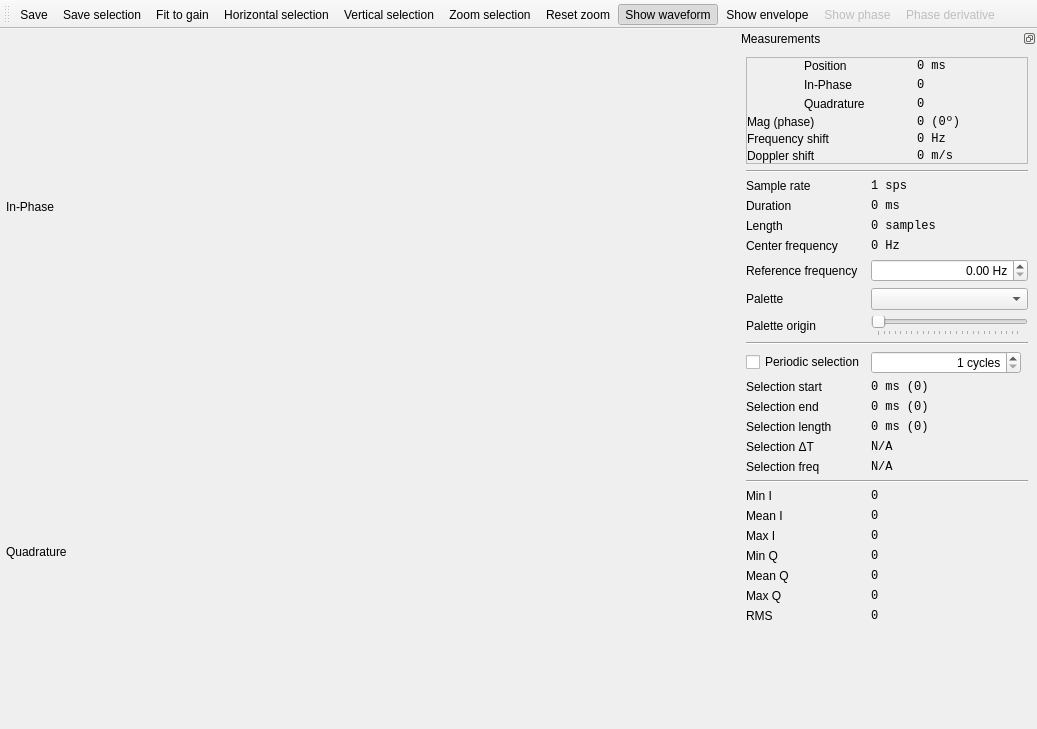
This is ui/TimeWindow.ui in BatchDrake/SigDigger as Qt 5 draws it before an edit. The edited form follows.
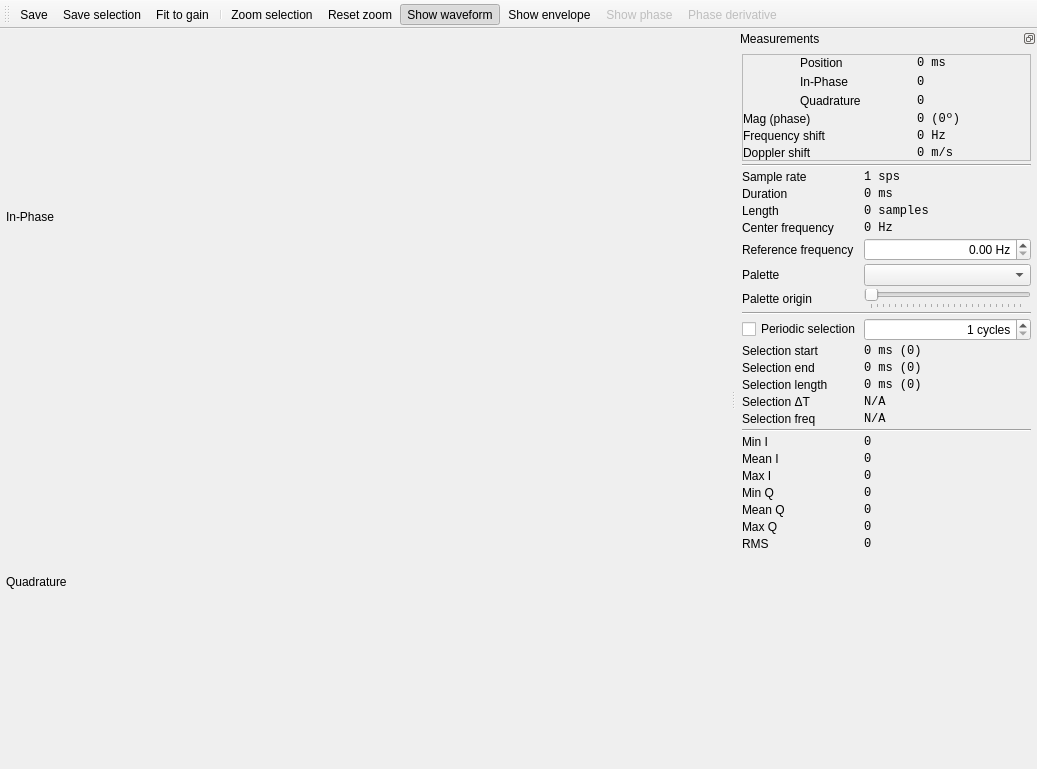
This is the edited form. Icons and pictures are not drawn. Custom widgets are drawn as their Qt base class.

Commit message: Rationalize time window

```diff
--- a/ui/TimeWindow.ui
+++ b/ui/TimeWindow.ui
@@ -7,7 +7,7 @@
     <x>0</x>
     <y>0</y>
     <width>1037</width>
-    <height>729</height>
+    <height>769</height>
    </rect>
   </property>
   <property name="windowTitle">
@@ -80,8 +80,7 @@
    <addaction name="actionSave"/>
    <addaction name="actionSave_selection"/>
    <addaction name="actionFit_to_gain"/>
-   <addaction name="actionHorizontal_selection"/>
-   <addaction name="actionVertical_selection"/>
+   <addaction name="separator"/>
    <addaction name="actionZoom_selection"/>
    <addaction name="actionResetZoom"/>
    <addaction name="actionShowWaveform"/>
@@ -90,16 +89,22 @@
    <addaction name="actionPhaseDerivative"/>
   </widget>
   <widget class="QDockWidget" name="dockWidget">
+   <property name="sizePolicy">
+    <sizepolicy hsizetype="Preferred" vsizetype="Preferred">
+     <horstretch>0</horstretch>
+     <verstretch>0</verstretch>
+    </sizepolicy>
+   </property>
    <property name="minimumSize">
     <size>
-     <width>300</width>
-     <height>689</height>
+     <width>73</width>
+     <height>101</height>
     </size>
    </property>
    <property name="maximumSize">
     <size>
-     <width>300</width>
-     <height>524287</height>
+     <width>1920</width>
+     <height>1080</height>
     </size>
    </property>
    <property name="font">
@@ -121,14 +126,328 @@
     <number>2</number>
    </attribute>
    <widget class="QWidget" name="dockWidgetContents">
-    <layout class="QGridLayout" name="gridLayout">
+    <property name="sizePolicy">
+     <sizepolicy hsizetype="Expanding" vsizetype="Preferred">
+      <horstretch>0</horstretch>
+      <verstretch>0</verstretch>
+     </sizepolicy>
+    </property>
+    <layout class="QGridLayout" name="gridLayout_2">
+     <property name="leftMargin">
+      <number>0</number>
+     </property>
+     <property name="topMargin">
+      <number>0</number>
+     </property>
+     <property name="rightMargin">
+      <number>0</number>
+     </property>
+     <property name="bottomMargin">
+      <number>0</number>
+     </property>
+     <property name="spacing">
+      <number>0</number>
+     </property>
+     <item row="0" column="0">
+      <widget class="QScrollArea" name="scrollArea">
+       <property name="sizePolicy">
+        <sizepolicy hsizetype="Expanding" vsizetype="Preferred">
+         <horstretch>0</horstretch>
+         <verstretch>0</verstretch>
+        </sizepolicy>
+       </property>
+       <property name="frameShape">
+        <enum>QFrame::NoFrame</enum>
+       </property>
+       <property name="frameShadow">
+        <enum>QFrame::Plain</enum>
+       </property>
+       <property name="horizontalScrollBarPolicy">
+        <enum>Qt::ScrollBarAlwaysOff</enum>
+       </property>
+       <property name="sizeAdjustPolicy">
+        <enum>QAbstractScrollArea::AdjustToContents</enum>
+       </property>
+       <property name="widgetResizable">
+        <bool>false</bool>
+       </property>
+       <property name="alignment">
+        <set>Qt::AlignLeading|Qt::AlignLeft|Qt::AlignTop</set>
+       </property>
+       <widget class="QWidget" name="scrollAreaWidgetContents">
+        <property name="geometry">
+         <rect>
+          <x>0</x>
+          <y>0</y>
+          <width>301</width>
+          <height>701</height>
+         </rect>
+        </property>
+        <property name="sizePolicy">
+         <sizepolicy hsizetype="Fixed" vsizetype="Preferred">
+          <horstretch>0</horstretch>
+          <verstretch>0</verstretch>
+         </sizepolicy>
+        </property>
+        <layout class="QGridLayout" name="gridLayout_3">
+         <property name="leftMargin">
+          <number>6</number>
+         </property>
+         <property name="topMargin">
+          <number>6</number>
+         </property>
+         <property name="rightMargin">
+          <number>6</number>
+         </property>
+         <property name="bottomMargin">
+          <number>6</number>
+         </property>
+         <property name="spacing">
+          <number>3</number>
+         </property>
+         <item row="4" column="0">
+          <widget class="QLabel" name="label_3">
+           <property name="minimumSize">
+            <size>
+             <width>0</width>
+             <height>0</height>
+            </size>
+           </property>
+           <property name="text">
+            <string>Length</string>
+           </property>
+          </widget>
+         </item>
+         <item row="2" column="1">
+          <widget class="QLabel" name="sampleRateLabel">
+           <property name="minimumSize">
+            <size>
+             <width>0</width>
+             <height>0</height>
+            </size>
+           </property>
+           <property name="font">
+            <font>
+             <family>Monospace</family>
+             <weight>50</weight>
+             <bold>false</bold>
+            </font>
+           </property>
+           <property name="text">
+            <string>1 sps</string>
+           </property>
+          </widget>
+         </item>
+         <item row="22" column="1">
+          <widget class="QLabel" name="meanQLabel">
+           <property name="font">
+            <font>
+             <family>Monospace</family>
+             <weight>50</weight>
+             <bold>false</bold>
+            </font>
+           </property>
+           <property name="text">
+            <string>0</string>
+           </property>
+          </widget>
+         </item>
+         <item row="19" column="0">
+          <widget class="QLabel" name="label_4">
+           <property name="text">
+            <string>Mean I</string>
+           </property>
+          </widget>
+         </item>
+         <item row="8" column="0">
+          <widget class="QLabel" name="label_6">
+           <property name="text">
+            <string>Palette origin</string>
+           </property>
+          </widget>
+         </item>
+         <item row="24" column="0">
+          <widget class="QLabel" name="label_15">
+           <property name="minimumSize">
+            <size>
+             <width>0</width>
+             <height>0</height>
+            </size>
+           </property>
+           <property name="text">
+            <string>RMS</string>
+           </property>
+          </widget>
+         </item>
+         <item row="21" column="0">
+          <widget class="QLabel" name="label_18">
+           <property name="text">
+            <string>Min Q</string>
+           </property>
+          </widget>
+         </item>
+         <item row="18" column="0">
+          <widget class="QLabel" name="label_13">
+           <property name="minimumSize">
+            <size>
+             <width>0</width>
+             <height>0</height>
+            </size>
+           </property>
+           <property name="text">
+            <string>Min I</string>
+           </property>
+          </widget>
+         </item>
+         <item row="13" column="0">
+          <widget class="QLabel" name="label_11">
+           <property name="minimumSize">
+            <size>
+             <width>0</width>
+             <height>0</height>
+            </size>
+           </property>
+           <property name="text">
+            <string>Selection end</string>
+           </property>
+          </widget>
+         </item>
+         <item row="13" column="1">
+          <widget class="QLabel" name="selEndLabel">
+           <property name="minimumSize">
+            <size>
+             <width>0</width>
+             <height>0</height>
+            </size>
+           </property>
+           <property name="font">
+            <font>
+             <family>Monospace</family>
+             <weight>50</weight>
+             <bold>false</bold>
+            </font>
+           </property>
+           <property name="text">
+            <string>0 ms (0)</string>
+           </property>
+          </widget>
+         </item>
+         <item row="23" column="0">
+          <widget class="QLabel" name="label_20">
+           <property name="text">
+            <string>Max Q</string>
+           </property>
+          </widget>
+         </item>
+         <item row="16" column="1">
+          <widget class="QLabel" name="baudLabel">
+           <property name="minimumSize">
+            <size>
+             <width>0</width>
+             <height>0</height>
+            </size>
+           </property>
+           <property name="font">
+            <font>
+             <family>Monospace</family>
+             <weight>50</weight>
+             <bold>false</bold>
+            </font>
+           </property>
+           <property name="text">
+            <string>N/A</string>
+           </property>
+          </widget>
+         </item>
+         <item row="24" column="1">
+          <widget class="QLabel" name="rmsLabel">
+           <property name="minimumSize">
+            <size>
+             <width>0</width>
+             <height>0</height>
+            </size>
+           </property>
+           <property name="font">
+            <font>
+             <family>Monospace</family>
+             <pointsize>9</pointsize>
+             <weight>50</weight>
+             <bold>false</bold>
+            </font>
+           </property>
+           <property name="text">
+            <string>0</string>
+           </property>
+          </widget>
+         </item>
+         <item row="4" column="1">
+          <widget class="QLabel" name="lengthLabel">
+           <property name="minimumSize">
+            <size>
+             <width>0</width>
+             <height>0</height>
+            </size>
+           </property>
+           <property name="font">
+            <font>
+             <family>Monospace</family>
+             <weight>50</weight>
+             <bold>false</bold>
+            </font>
+           </property>
+           <property name="text">
+            <string>0 samples</string>
+           </property>
+          </widget>
+         </item>
+         <item row="23" column="1">
+          <widget class="QLabel" name="maxQLabel">
+           <property name="minimumSize">
+            <size>
+             <width>0</width>
+             <height>0</height>
+            </size>
+           </property>
+           <property name="font">
+            <font>
+             <family>Monospace</family>
+             <pointsize>9</pointsize>
+             <weight>50</weight>
+             <bold>false</bold>
+            </font>
+           </property>
+           <property name="text">
+            <string>0</string>
+           </property>
+          </widget>
+         </item>
+         <item row="14" column="0">
+          <widget class="QLabel" name="label_12">
+           <property name="minimumSize">
+            <size>
+             <width>0</width>
+             <height>0</height>
+            </size>
+           </property>
+           <property name="text">
+            <string>Selection length</string>
+           </property>
+          </widget>
+         </item>
+         <item row="5" column="1">
+          <widget class="QLabel" name="centerFreqLabel">
+           <property name="font">
+            <font>
+             <family>Monospace</family>
+            </font>
+           </property>
+           <property name="text">
+            <string>0 Hz</string>
+           </property>
+          </widget>
+         </item>
      <item row="6" column="1">
       <widget class="QDoubleSpinBox" name="refFreqSpin">
-       <property name="font">
-        <font>
-         <pointsize>9</pointsize>
-        </font>
-       </property>
        <property name="alignment">
         <set>Qt::AlignRight|Qt::AlignTrailing|Qt::AlignVCenter</set>
        </property>
@@ -140,29 +459,8 @@
        </property>
       </widget>
      </item>
-     <item row="25" column="1">
-      <widget class="QLabel" name="meanQLabel">
-       <property name="font">
-        <font>
-         <family>Monospace</family>
-         <weight>50</weight>
-         <bold>false</bold>
-        </font>
-       </property>
-       <property name="text">
-        <string>0</string>
-       </property>
-      </widget>
-     </item>
-     <item row="10" column="0" colspan="2">
-      <widget class="Line" name="line">
-       <property name="orientation">
-        <enum>Qt::Horizontal</enum>
-       </property>
-      </widget>
-     </item>
-     <item row="18" column="1">
-      <widget class="QLabel" name="periodLabel">
+         <item row="14" column="1">
+          <widget class="QLabel" name="selLengthLabel">
        <property name="minimumSize">
         <size>
          <width>0</width>
@@ -172,61 +470,32 @@
        <property name="font">
         <font>
          <family>Monospace</family>
-         <pointsize>9</pointsize>
          <weight>50</weight>
          <bold>false</bold>
         </font>
        </property>
        <property name="text">
-        <string>N/A</string>
+            <string>0 ms (0)</string>
        </property>
       </widget>
      </item>
-     <item row="2" column="0">
-      <widget class="QLabel" name="labelx">
-       <property name="minimumSize">
-        <size>
-         <width>0</width>
-         <height>0</height>
-        </size>
-       </property>
+         <item row="7" column="0">
+          <widget class="QLabel" name="label_2">
        <property name="text">
-        <string>Sample rate</string>
+            <string>Palette</string>
        </property>
       </widget>
      </item>
-     <item row="11" column="0">
-      <widget class="QCheckBox" name="periodicSelectionCheck">
-       <property name="text">
-        <string>Periodic selection</string>
-       </property>
-      </widget>
-     </item>
-     <item row="20" column="0" colspan="2">
-      <widget class="Line" name="line_3">
-       <property name="orientation">
-        <enum>Qt::Horizontal</enum>
-       </property>
-      </widget>
-     </item>
-     <item row="19" column="1">
-      <widget class="QLabel" name="baudLabel">
+         <item row="3" column="0">
+          <widget class="QLabel" name="labelll">
        <property name="minimumSize">
         <size>
          <width>0</width>
          <height>0</height>
         </size>
        </property>
-       <property name="font">
-        <font>
-         <family>Monospace</family>
-         <pointsize>9</pointsize>
-         <weight>50</weight>
-         <bold>false</bold>
-        </font>
-       </property>
        <property name="text">
-        <string>N/A</string>
+            <string>Duration</string>
        </property>
       </widget>
      </item>
@@ -237,66 +506,19 @@
        </property>
       </widget>
      </item>
-     <item row="15" column="1">
-      <widget class="QLabel" name="selStartLabel">
+         <item row="16" column="0">
+          <widget class="QLabel" name="label_16">
        <property name="minimumSize">
         <size>
          <width>0</width>
          <height>0</height>
         </size>
        </property>
-       <property name="font">
-        <font>
-         <family>Monospace</family>
-         <pointsize>9</pointsize>
-         <weight>50</weight>
-         <bold>false</bold>
-        </font>
-       </property>
        <property name="text">
-        <string>0 ms (0)</string>
-       </property>
-      </widget>
-     </item>
-     <item row="3" column="1">
-      <widget class="QLabel" name="durationLabel">
-       <property name="minimumSize">
-        <size>
-         <width>0</width>
-         <height>0</height>
-        </size>
-       </property>
-       <property name="font">
-        <font>
-         <family>Monospace</family>
-         <pointsize>9</pointsize>
-         <weight>50</weight>
-         <bold>false</bold>
-        </font>
-       </property>
-       <property name="text">
-        <string>0 ms</string>
-       </property>
-      </widget>
-     </item>
-     <item row="16" column="1">
-      <widget class="QLabel" name="selEndLabel">
-       <property name="minimumSize">
-        <size>
-         <width>0</width>
-         <height>0</height>
-        </size>
-       </property>
-       <property name="font">
-        <font>
-         <family>Monospace</family>
-         <pointsize>9</pointsize>
-         <weight>50</weight>
-         <bold>false</bold>
-        </font>
-       </property>
-       <property name="text">
-        <string>0 ms (0)</string>
+            <string>Selection freq</string>
+           </property>
+           <property name="alignment">
+            <set>Qt::AlignLeading|Qt::AlignLeft|Qt::AlignVCenter</set>
        </property>
       </widget>
      </item>
@@ -310,8 +532,31 @@
        </property>
       </widget>
      </item>
-     <item row="17" column="1">
-      <widget class="QLabel" name="selLengthLabel">
+         <item row="8" column="1">
+          <widget class="QSlider" name="offsetSlider">
+           <property name="maximum">
+            <number>255</number>
+           </property>
+           <property name="orientation">
+            <enum>Qt::Horizontal</enum>
+           </property>
+           <property name="invertedControls">
+            <bool>false</bool>
+           </property>
+           <property name="tickPosition">
+            <enum>QSlider::TicksBelow</enum>
+           </property>
+          </widget>
+         </item>
+         <item row="6" column="0">
+          <widget class="QLabel" name="label_22">
+           <property name="text">
+            <string>Reference frequency</string>
+           </property>
+          </widget>
+         </item>
+         <item row="18" column="1">
+          <widget class="QLabel" name="minILabel">
        <property name="minimumSize">
         <size>
          <width>0</width>
@@ -321,17 +566,37 @@
        <property name="font">
         <font>
          <family>Monospace</family>
-         <pointsize>9</pointsize>
          <weight>50</weight>
          <bold>false</bold>
         </font>
        </property>
        <property name="text">
-        <string>0 ms (0)</string>
+            <string>0</string>
        </property>
       </widget>
      </item>
-     <item row="23" column="1">
+         <item row="19" column="1">
+          <widget class="QLabel" name="meanILabel">
+           <property name="font">
+            <font>
+             <family>Monospace</family>
+             <weight>50</weight>
+             <bold>false</bold>
+            </font>
+           </property>
+           <property name="text">
+            <string>0</string>
+           </property>
+          </widget>
+         </item>
+         <item row="11" column="0">
+          <widget class="QCheckBox" name="periodicSelectionCheck">
+           <property name="text">
+            <string>Periodic selection</string>
+           </property>
+          </widget>
+         </item>
+         <item row="20" column="1">
       <widget class="QLabel" name="maxILabel">
        <property name="font">
         <font>
@@ -345,17 +610,127 @@
        </property>
       </widget>
      </item>
-     <item row="23" column="0">
+         <item row="2" column="0">
+          <widget class="QLabel" name="labelx">
+           <property name="minimumSize">
+            <size>
+             <width>0</width>
+             <height>0</height>
+            </size>
+           </property>
+           <property name="text">
+            <string>Sample rate</string>
+           </property>
+          </widget>
+         </item>
+         <item row="17" column="0" colspan="2">
+          <widget class="Line" name="line_3">
+           <property name="orientation">
+            <enum>Qt::Horizontal</enum>
+           </property>
+          </widget>
+         </item>
+         <item row="15" column="0">
+          <widget class="QLabel" name="label_17">
+           <property name="minimumSize">
+            <size>
+             <width>0</width>
+             <height>0</height>
+            </size>
+           </property>
+           <property name="text">
+            <string>Selection ΔT</string>
+           </property>
+           <property name="alignment">
+            <set>Qt::AlignLeading|Qt::AlignLeft|Qt::AlignVCenter</set>
+           </property>
+          </widget>
+         </item>
+         <item row="12" column="0">
+          <widget class="QLabel" name="label_10">
+           <property name="minimumSize">
+            <size>
+             <width>0</width>
+             <height>0</height>
+            </size>
+           </property>
+           <property name="text">
+            <string>Selection start</string>
+           </property>
+          </widget>
+         </item>
+         <item row="20" column="0">
       <widget class="QLabel" name="label_5">
        <property name="text">
         <string>Max I</string>
        </property>
       </widget>
      </item>
-     <item row="22" column="0">
-      <widget class="QLabel" name="label_4">
+         <item row="11" column="1">
+          <widget class="QSpinBox" name="periodicDivisionsSpin">
+           <property name="sizePolicy">
+            <sizepolicy hsizetype="Minimum" vsizetype="Preferred">
+             <horstretch>0</horstretch>
+             <verstretch>0</verstretch>
+            </sizepolicy>
+           </property>
+           <property name="maximumSize">
+            <size>
+             <width>16777215</width>
+             <height>16777215</height>
+            </size>
+           </property>
+           <property name="alignment">
+            <set>Qt::AlignRight|Qt::AlignTrailing|Qt::AlignVCenter</set>
+           </property>
+           <property name="suffix">
+            <string> cycles</string>
+           </property>
+           <property name="minimum">
+            <number>1</number>
+           </property>
+           <property name="maximum">
+            <number>512</number>
+           </property>
+          </widget>
+         </item>
+         <item row="15" column="1">
+          <widget class="QLabel" name="periodLabel">
+           <property name="minimumSize">
+            <size>
+             <width>0</width>
+             <height>0</height>
+            </size>
+           </property>
+           <property name="font">
+            <font>
+             <family>Monospace</family>
+             <weight>50</weight>
+             <bold>false</bold>
+            </font>
+           </property>
        <property name="text">
-        <string>Mean I</string>
+            <string>N/A</string>
+           </property>
+          </widget>
+         </item>
+         <item row="3" column="1">
+          <widget class="QLabel" name="durationLabel">
+           <property name="minimumSize">
+            <size>
+             <width>0</width>
+             <height>0</height>
+            </size>
+           </property>
+           <property name="font">
+            <font>
+             <family>Monospace</family>
+             <weight>50</weight>
+             <bold>false</bold>
+            </font>
+           </property>
+           <property name="text">
+            <string>0 ms</string>
        </property>
       </widget>
      </item>
@@ -436,7 +811,6 @@
           <property name="font">
            <font>
             <family>Monospace</family>
-            <pointsize>9</pointsize>
             <weight>50</weight>
             <bold>false</bold>
            </font>
@@ -472,7 +846,6 @@
           <property name="font">
            <font>
             <family>Monospace</family>
-            <pointsize>9</pointsize>
             <weight>50</weight>
             <bold>false</bold>
            </font>
@@ -493,7 +866,6 @@
           <property name="font">
            <font>
             <family>Monospace</family>
-            <pointsize>9</pointsize>
             <weight>50</weight>
             <bold>false</bold>
            </font>
@@ -553,149 +925,41 @@
        </layout>
       </widget>
      </item>
-     <item row="15" column="0">
-      <widget class="QLabel" name="label_10">
-       <property name="minimumSize">
-        <size>
-         <width>0</width>
-         <height>0</height>
-        </size>
-       </property>
-       <property name="text">
-        <string>Selection start</string>
-       </property>
-      </widget>
-     </item>
-     <item row="17" column="0">
-      <widget class="QLabel" name="label_12">
+         <item row="1" column="0" colspan="2">
+          <widget class="Line" name="line2">
+           <property name="orientation">
+            <enum>Qt::Horizontal</enum>
+           </property>
+          </widget>
+         </item>
+         <item row="12" column="1">
+          <widget class="QLabel" name="selStartLabel">
        <property name="minimumSize">
         <size>
          <width>0</width>
          <height>0</height>
         </size>
        </property>
-       <property name="text">
-        <string>Selection length</string>
-       </property>
-      </widget>
-     </item>
-     <item row="29" column="1">
-      <widget class="QLabel" name="rmsLabel">
-       <property name="minimumSize">
-        <size>
-         <width>0</width>
-         <height>0</height>
-        </size>
-       </property>
        <property name="font">
         <font>
          <family>Monospace</family>
-         <pointsize>9</pointsize>
          <weight>50</weight>
          <bold>false</bold>
         </font>
        </property>
        <property name="text">
-        <string>0</string>
+            <string>0 ms (0)</string>
        </property>
       </widget>
      </item>
-     <item row="22" column="1">
-      <widget class="QLabel" name="meanILabel">
-       <property name="font">
-        <font>
-         <family>Monospace</family>
-         <weight>50</weight>
-         <bold>false</bold>
-        </font>
-       </property>
+         <item row="22" column="0">
+          <widget class="QLabel" name="label_19">
        <property name="text">
-        <string>0</string>
-       </property>
-      </widget>
-     </item>
-     <item row="24" column="0">
-      <widget class="QLabel" name="label_18">
-       <property name="text">
-        <string>Min Q</string>
+            <string>Mean Q</string>
        </property>
       </widget>
      </item>
      <item row="21" column="1">
-      <widget class="QLabel" name="minILabel">
-       <property name="minimumSize">
-        <size>
-         <width>0</width>
-         <height>0</height>
-        </size>
-       </property>
-       <property name="font">
-        <font>
-         <family>Monospace</family>
-         <pointsize>9</pointsize>
-         <weight>50</weight>
-         <bold>false</bold>
-        </font>
-       </property>
-       <property name="text">
-        <string>0</string>
-       </property>
-      </widget>
-     </item>
-     <item row="11" column="1">
-      <widget class="QSpinBox" name="periodicDivisionsSpin">
-       <property name="sizePolicy">
-        <sizepolicy hsizetype="Minimum" vsizetype="Preferred">
-         <horstretch>0</horstretch>
-         <verstretch>0</verstretch>
-        </sizepolicy>
-       </property>
-       <property name="maximumSize">
-        <size>
-         <width>150</width>
-         <height>16777215</height>
-        </size>
-       </property>
-       <property name="alignment">
-        <set>Qt::AlignRight|Qt::AlignTrailing|Qt::AlignVCenter</set>
-       </property>
-       <property name="suffix">
-        <string> cycles</string>
-       </property>
-       <property name="minimum">
-        <number>1</number>
-       </property>
-       <property name="maximum">
-        <number>512</number>
-       </property>
-      </widget>
-     </item>
-     <item row="5" column="1">
-      <widget class="QLabel" name="centerFreqLabel">
-       <property name="font">
-        <font>
-         <family>Monospace</family>
-        </font>
-       </property>
-       <property name="text">
-        <string>0 Hz</string>
-       </property>
-      </widget>
-     </item>
-     <item row="16" column="0">
-      <widget class="QLabel" name="label_11">
-       <property name="minimumSize">
-        <size>
-         <width>0</width>
-         <height>0</height>
-        </size>
-       </property>
-       <property name="text">
-        <string>Selection end</string>
-       </property>
-      </widget>
-     </item>
-     <item row="24" column="1">
       <widget class="QLabel" name="minQLabel">
        <property name="font">
         <font>
@@ -709,40 +973,7 @@
        </property>
       </widget>
      </item>
-     <item row="4" column="0">
-      <widget class="QLabel" name="label_3">
-       <property name="minimumSize">
-        <size>
-         <width>0</width>
-         <height>0</height>
-        </size>
-       </property>
-       <property name="text">
-        <string>Length</string>
-       </property>
-      </widget>
-     </item>
-     <item row="29" column="0">
-      <widget class="QLabel" name="label_15">
-       <property name="minimumSize">
-        <size>
-         <width>0</width>
-         <height>0</height>
-        </size>
-       </property>
-       <property name="text">
-        <string>RMS</string>
-       </property>
-      </widget>
-     </item>
-     <item row="6" column="0">
-      <widget class="QLabel" name="label_22">
-       <property name="text">
-        <string>Reference frequency</string>
-       </property>
-      </widget>
-     </item>
-     <item row="30" column="0">
+         <item row="25" column="1">
       <spacer name="verticalSpacer">
        <property name="orientation">
         <enum>Qt::Vertical</enum>
@@ -750,181 +981,20 @@
        <property name="sizeHint" stdset="0">
         <size>
          <width>20</width>
-         <height>288</height>
+             <height>1</height>
         </size>
        </property>
       </spacer>
      </item>
-     <item row="26" column="0">
-      <widget class="QLabel" name="label_20">
-       <property name="text">
-        <string>Max Q</string>
-       </property>
-      </widget>
-     </item>
-     <item row="2" column="1">
-      <widget class="QLabel" name="sampleRateLabel">
-       <property name="minimumSize">
-        <size>
-         <width>0</width>
-         <height>0</height>
-        </size>
-       </property>
-       <property name="font">
-        <font>
-         <family>Monospace</family>
-         <pointsize>9</pointsize>
-         <weight>50</weight>
-         <bold>false</bold>
-        </font>
-       </property>
-       <property name="text">
-        <string>1 sps</string>
-       </property>
-      </widget>
-     </item>
-     <item row="19" column="0">
-      <widget class="QLabel" name="label_16">
-       <property name="minimumSize">
-        <size>
-         <width>0</width>
-         <height>0</height>
-        </size>
-       </property>
-       <property name="text">
-        <string>Selection freq</string>
-       </property>
-       <property name="alignment">
-        <set>Qt::AlignLeading|Qt::AlignLeft|Qt::AlignVCenter</set>
-       </property>
-      </widget>
-     </item>
-     <item row="7" column="0">
-      <widget class="QLabel" name="label_2">
-       <property name="text">
-        <string>Palette</string>
-       </property>
-      </widget>
-     </item>
-     <item row="21" column="0">
-      <widget class="QLabel" name="label_13">
-       <property name="minimumSize">
-        <size>
-         <width>0</width>
-         <height>0</height>
-        </size>
-       </property>
-       <property name="text">
-        <string>Min I</string>
-       </property>
-      </widget>
-     </item>
-     <item row="26" column="1">
-      <widget class="QLabel" name="maxQLabel">
-       <property name="minimumSize">
-        <size>
-         <width>0</width>
-         <height>0</height>
-        </size>
-       </property>
-       <property name="font">
-        <font>
-         <family>Monospace</family>
-         <pointsize>9</pointsize>
-         <weight>50</weight>
-         <bold>false</bold>
-        </font>
-       </property>
-       <property name="text">
-        <string>0</string>
-       </property>
-      </widget>
-     </item>
-     <item row="25" column="0">
-      <widget class="QLabel" name="label_19">
-       <property name="text">
-        <string>Mean Q</string>
-       </property>
-      </widget>
-     </item>
-     <item row="3" column="0">
-      <widget class="QLabel" name="labelll">
-       <property name="minimumSize">
-        <size>
-         <width>0</width>
-         <height>0</height>
-        </size>
-       </property>
-       <property name="text">
-        <string>Duration</string>
-       </property>
-      </widget>
-     </item>
-     <item row="4" column="1">
-      <widget class="QLabel" name="lengthLabel">
-       <property name="minimumSize">
-        <size>
-         <width>0</width>
-         <height>0</height>
-        </size>
-       </property>
-       <property name="font">
-        <font>
-         <family>Monospace</family>
-         <pointsize>9</pointsize>
-         <weight>50</weight>
-         <bold>false</bold>
-        </font>
-       </property>
-       <property name="text">
-        <string>0 samples</string>
-       </property>
-      </widget>
-     </item>
-     <item row="1" column="0" colspan="2">
-      <widget class="Line" name="line2">
+         <item row="9" column="0" rowspan="2" colspan="2">
+          <widget class="Line" name="line">
        <property name="orientation">
         <enum>Qt::Horizontal</enum>
        </property>
       </widget>
      </item>
-     <item row="18" column="0">
-      <widget class="QLabel" name="label_17">
-       <property name="minimumSize">
-        <size>
-         <width>0</width>
-         <height>0</height>
-        </size>
-       </property>
-       <property name="text">
-        <string>Selection ΔT</string>
-       </property>
-       <property name="alignment">
-        <set>Qt::AlignLeading|Qt::AlignLeft|Qt::AlignVCenter</set>
-       </property>
-      </widget>
-     </item>
-     <item row="8" column="0">
-      <widget class="QLabel" name="label_6">
-       <property name="text">
-        <string>Palette origin</string>
-       </property>
-      </widget>
-     </item>
-     <item row="8" column="1">
-      <widget class="QSlider" name="offsetSlider">
-       <property name="maximum">
-        <number>255</number>
-       </property>
-       <property name="orientation">
-        <enum>Qt::Horizontal</enum>
-       </property>
-       <property name="invertedControls">
-        <bool>false</bool>
-       </property>
-       <property name="tickPosition">
-        <enum>QSlider::TicksBelow</enum>
-       </property>
+        </layout>
+       </widget>
       </widget>
      </item>
     </layout>
```
Lines whose indentation alone changed are shown as unchanged. The commit also changes 2 other files.
